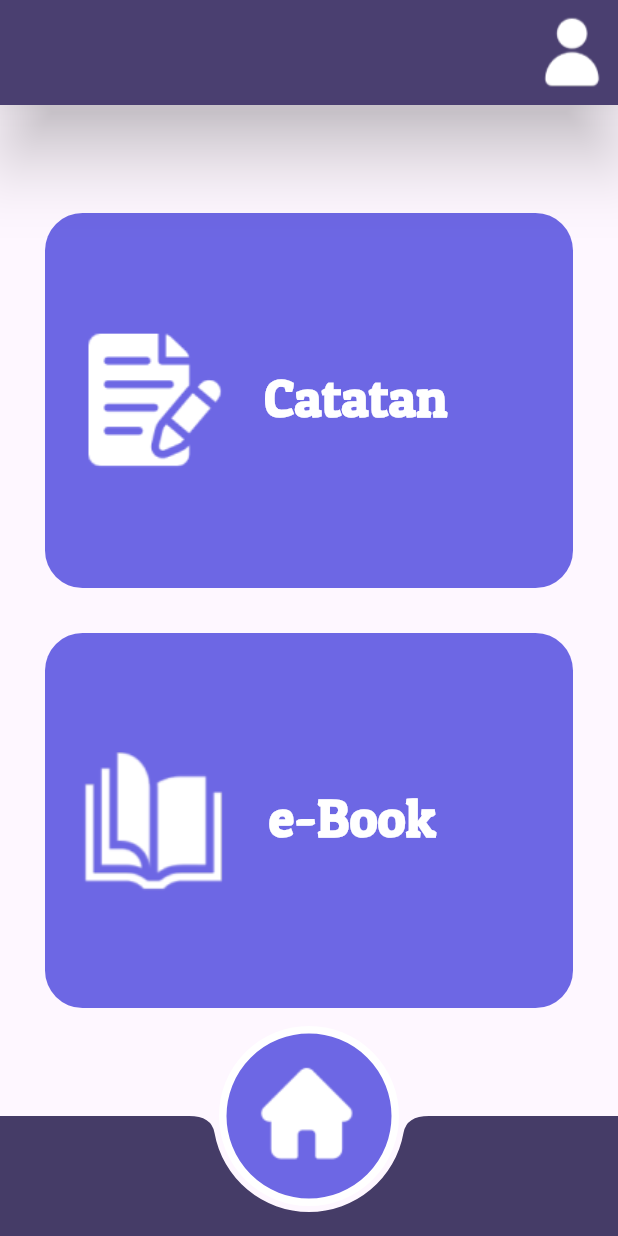
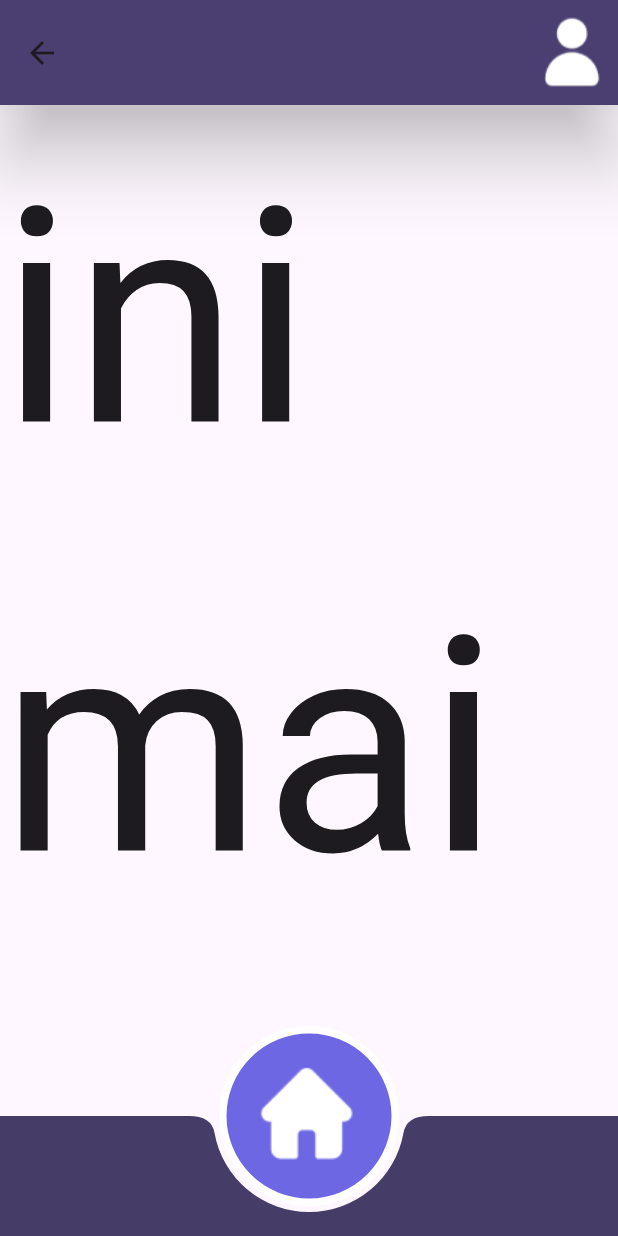
Before and after one commit to MichaelSuthirta/Flexinote, a Flutter app: the screen it shows after launch, after a tap on "Catatan", on a phone screen of 412 x 824 dp. Run offline on Flutter 3.47's test engine with Material 3 defaults, Android fonts, the light colour scheme and no system bars.

Commit message:
Refactor: fixed home button, added CatatanMainPage

```diff
--- /dev/null
+++ b/lib/catatan_pages/catatan_main_page.dart
@@ -0,0 +1,18 @@
+import 'package:flutter/material.dart';
+import '../layout_scaffold.dart';
+
+class CatatanMainPage extends StatefulWidget {
+  const CatatanMainPage({super.key});
+
+  @override
+  State<CatatanMainPage> createState() => _CatatanMainPageContent();
+}
+
+class _CatatanMainPageContent extends State<CatatanMainPage> {
+  @override
+  Widget build(BuildContext context) {
+    return const LayoutScaffold(
+        body: Text("ini main page cacatan ",
+            style: const TextStyle(fontSize: 200)));
+  }
+}
--- a/lib/layout_scaffold.dart
+++ b/lib/layout_scaffold.dart
@@ -1,7 +1,7 @@
 import 'package:flexinote/ui_components/scaffold_buttons.dart';
 import 'package:flutter/material.dart';
 
-class LayoutScaffold extends StatelessWidget{
+class LayoutScaffold extends StatelessWidget {
   //To store the active content/screen
   final Widget body;
 
@@ -10,7 +10,7 @@ class LayoutScaffold extends StatelessWidget{
 
   @override
   //To create the layout
-  Scaffold build(BuildContext context){
+  Scaffold build(BuildContext context) {
     return Scaffold(
       //The top bar
       appBar: AppBar(
@@ -20,20 +20,20 @@ class LayoutScaffold extends StatelessWidget{
         backgroundColor: const Color.fromRGBO(69, 60, 103, 1),
         actions: [
           ProfileButton(
-            onPress: (){},
+            onPress: () {},
           )
         ],
       ),
       //The content area
-      body: SafeArea(
-        child: body //Screen content
-      ),
-      floatingActionButton: HomeButton(
-        onPress: (){}
-      ),
-      floatingActionButtonLocation: FloatingActionButtonLocation.centerDocked, //Home button position
+      body: SafeArea(child: body //Screen content
+          ),
+      floatingActionButton: HomeButton(onPress: () {
+        Navigator.pushNamed(context, '/');
+      }),
+      floatingActionButtonLocation:
+          FloatingActionButtonLocation.centerDocked, //Home button position
       bottomNavigationBar: const BottomAppBar(
-        color:  Color.fromRGBO(69, 60, 103, 1),
+        color: Color.fromRGBO(69, 60, 103, 1),
         shape: CircularNotchedRectangle(),
       ),
     );
--- a/lib/main_menu.dart
+++ b/lib/main_menu.dart
@@ -18,8 +18,7 @@ class _MainMenuContent extends State<MainMenuHolder> {
             child: Column(
       mainAxisAlignment: MainAxisAlignment.center,
       children: [
-                Container
-                  (
+        Container(
             //Gap between screen edge, adjacent button and this button
             padding: const EdgeInsets.fromLTRB(30, 15, 30, 15),
             //Content (button)
@@ -30,11 +29,10 @@ class _MainMenuContent extends State<MainMenuHolder> {
               //Button text
               onPressed: () {
                 //action
+                Navigator.pushNamed(context, '/catatan/main');
               },
-                    )
-                ),
-                Container
-                  (
+            )),
+        Container(
             //Gap between screen edge, adjacent button and this button
             padding: const EdgeInsets.fromLTRB(30, 15, 30, 15),
             //Content (button)
@@ -47,11 +45,8 @@ class _MainMenuContent extends State<MainMenuHolder> {
                 //Directs the page to e-book main page
                 Navigator.pushNamed(context, '/ebook/main');
               },
-                    )
-                ),
+            )),
       ],
-            )
-        )
-    );
+    )));
   }
 }
--- a/lib/routing.dart
+++ b/lib/routing.dart
@@ -1,13 +1,15 @@
+import 'package:flexinote/catatan_pages/catatan_main_page.dart';
 import 'package:flutter/material.dart';
 import 'main_menu.dart';
 import 'ebook_pages/ebook_main_page.dart';
 
-class Routes{
+class Routes {
   //Returns definitions for strings, which are the widgets they represent
-  static Map<String, WidgetBuilder> getRoute(){
-    return{
+  static Map<String, WidgetBuilder> getRoute() {
+    return {
       '/': (context) => const MainMenuHolder(),
-      '/ebook/main': (context) => const EbookMainPage()
+      '/ebook/main': (context) => const EbookMainPage(),
+      '/catatan/main': (context) => const CatatanMainPage()
     };
   }
 }
```
Also changed, not shown: pubspec.lock. Lines whose indentation alone changed are shown as unchanged.
